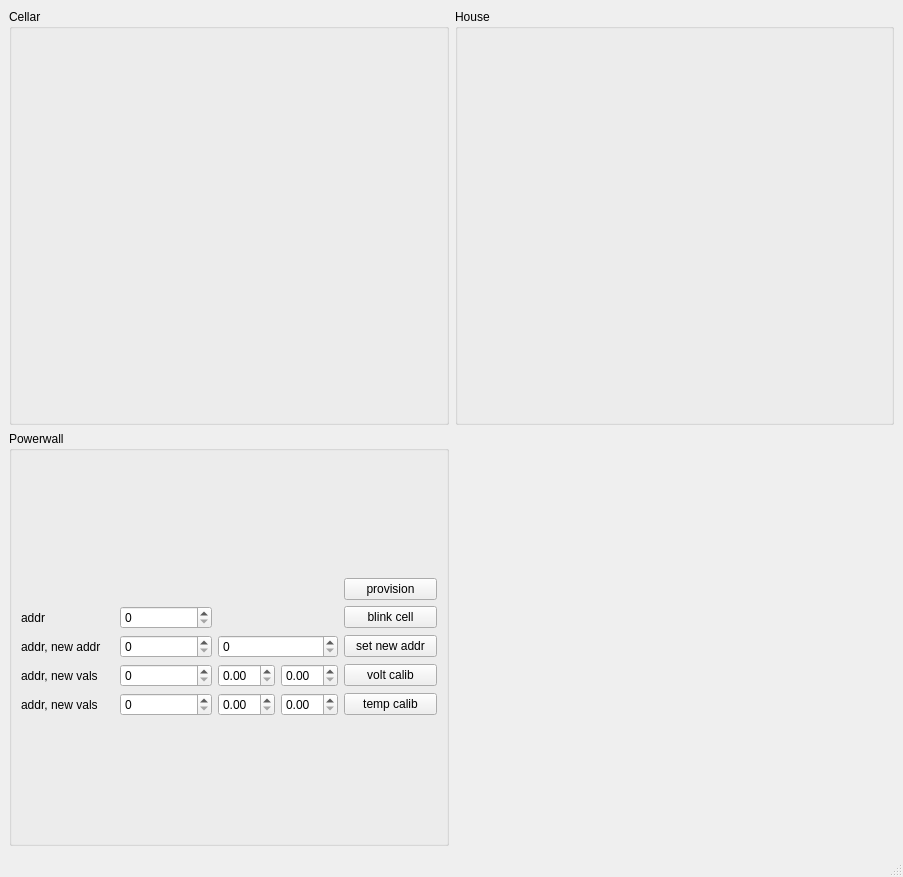
This is SmartHome/terminal/forms/main.ui in Zbysekz/SmartHome as Qt 5 draws it before an edit. The edited form follows.
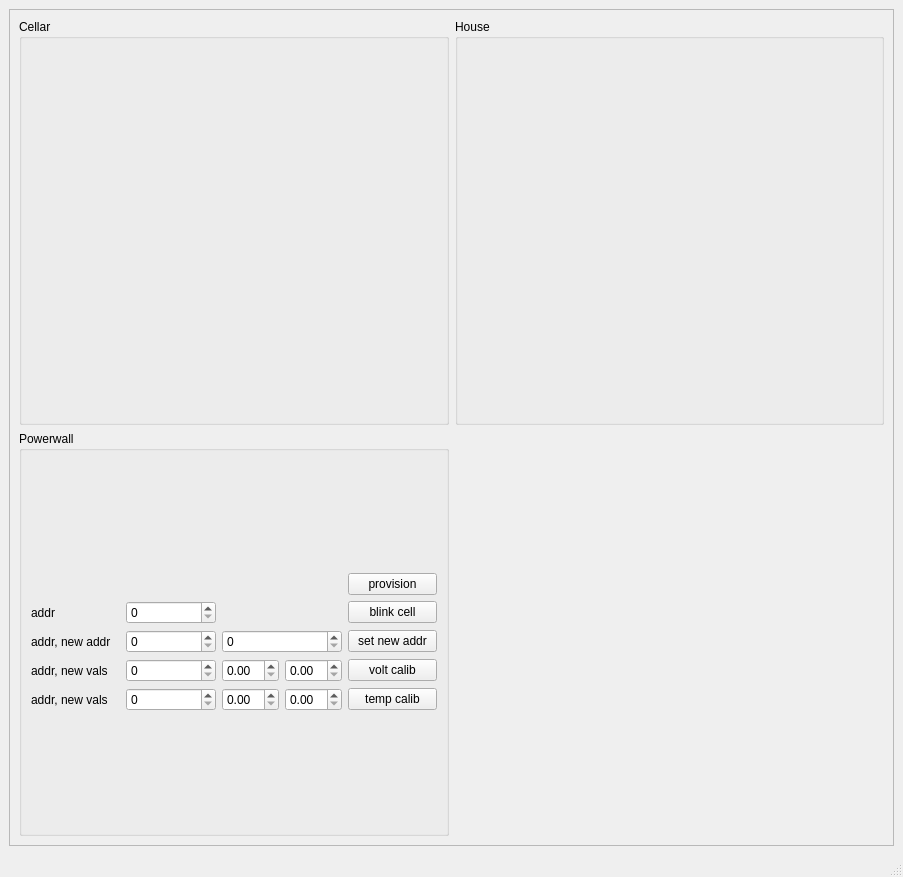
This is the edited form.

```diff
--- a/SmartHome/terminal/forms/main.ui
+++ b/SmartHome/terminal/forms/main.ui
@@ -16,6 +16,21 @@
   <widget class="QWidget" name="centralwidget">
    <layout class="QHBoxLayout" name="horizontalLayout">
     <item>
+     <widget class="QScrollArea" name="scrollArea">
+      <property name="widgetResizable">
+       <bool>true</bool>
+      </property>
+      <widget class="QWidget" name="scrollAreaWidgetContents">
+       <property name="geometry">
+        <rect>
+         <x>0</x>
+         <y>0</y>
+         <width>883</width>
+         <height>813</height>
+        </rect>
+       </property>
+       <layout class="QVBoxLayout" name="verticalLayout">
+        <item>
      <layout class="QGridLayout" name="gridLayout">
       <item row="0" column="0">
        <widget class="QGroupBox" name="groupBox">
@@ -153,6 +168,10 @@
        </widget>
       </item>
      </layout>
+        </item>
+       </layout>
+      </widget>
+     </widget>
     </item>
    </layout>
   </widget>
```
Lines whose indentation alone changed are shown as unchanged.
